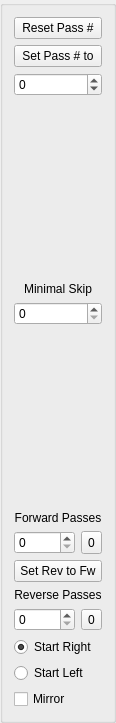
Old version of the form src/gui/PassToolbar.ui in the repository eringerli/QtOpenGuidance.
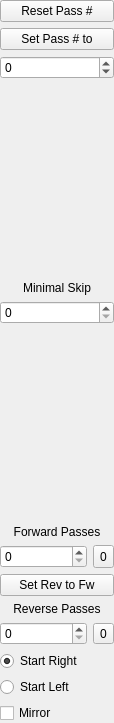
New version of the form.

Commit message: various GUI related changes (margins, renamed classes, etc)

The edit to the form file:
```diff
--- a/src/gui/PassToolbar.ui
+++ b/src/gui/PassToolbar.ui
@@ -1,7 +1,7 @@
 <?xml version="1.0" encoding="UTF-8"?>
 <ui version="4.0">
  <class>PassToolbar</class>
- <widget class="QGroupBox" name="PassToolbar">
+ <widget class="QWidget" name="PassToolbar">
   <property name="geometry">
    <rect>
     <x>0</x>
@@ -20,6 +20,18 @@
    <string>Passes</string>
   </property>
   <layout class="QGridLayout" name="gridLayout">
+   <property name="leftMargin">
+    <number>0</number>
+   </property>
+   <property name="topMargin">
+    <number>0</number>
+   </property>
+   <property name="rightMargin">
+    <number>0</number>
+   </property>
+   <property name="bottomMargin">
+    <number>0</number>
+   </property>
    <item row="6" column="0" colspan="2">
     <spacer name="verticalSpacer">
      <property name="orientation">
```
The commit also changes 23 other files.
